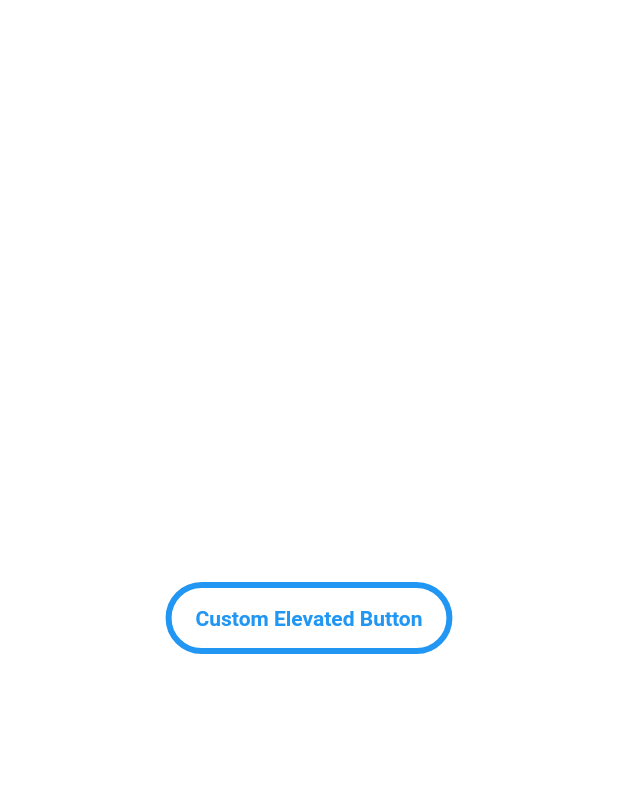
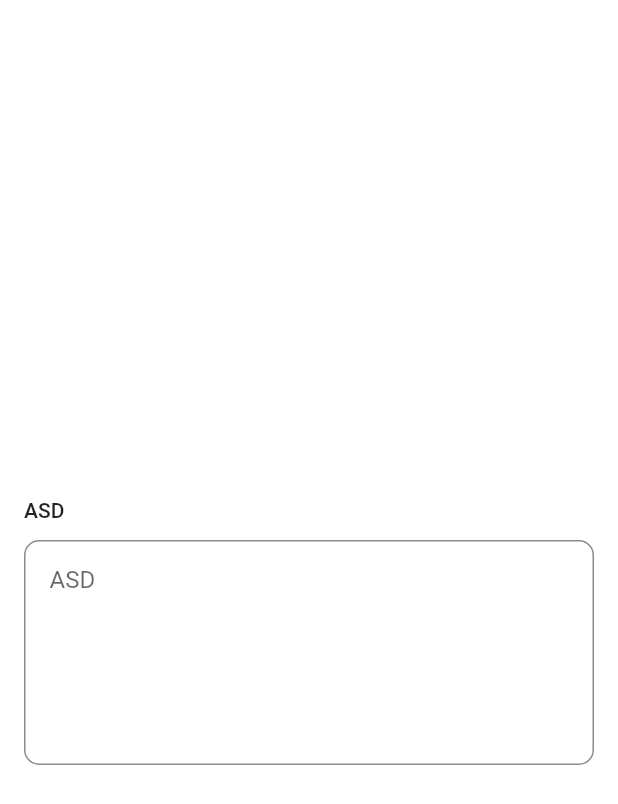
Before and after one commit to ccprogrammer/flutter-docs, a Flutter app: the screen it shows after launch, on a phone screen of 412 x 824 dp. Shown: the top 804 px of the screen. Run offline on Flutter 3.47's test engine with Material 2 defaults, Android fonts, the phone set to English and light mode, and no system bars; our stand-ins replace cached_network_image, carousel_slider, flutter_rating_bar, image_picker, loading_overlay, localstorage and 3 more.

Commit message:
no message

```diff
--- a/lib/docs/button/ButtonElevatedCommon.dart
+++ /dev/null
@@ -1,31 +0,0 @@
-import 'package:flutter/material.dart';
-
-Widget ButtonElevatedCommon({
-  String text = 'Custom Elevated Button',
-  required Function onPressed,
-}) {
-  return Container(
-    height: 48,
-    child: ElevatedButton(
-      onPressed: () {
-        onPressed();
-      },
-      style: ElevatedButton.styleFrom(
-          padding: EdgeInsets.symmetric(horizontal: 20),
-          side: BorderSide(
-            color: Colors.blue,
-            width: 4,
-          ),
-          primary: Colors.white,
-          shape: StadiumBorder(), // CircleBorder() is Circle
-          elevation: 0),
-      child: Text(
-        text,
-        style: TextStyle(
-          fontWeight: FontWeight.bold,
-          color: Colors.blue,
-        ),
-      ),
-    ),
-  );
-}
--- /dev/null
+++ b/lib/docs/text_field/TextFieldArea.dart
@@ -0,0 +1,58 @@
+import 'package:flutter/material.dart';
+
+class CustomTextArea extends StatefulWidget {
+  const CustomTextArea({
+    Key? key,
+    required this.label,
+    required this.hintText,
+    required this.controller,
+    required this.onChangeListener,
+  }) : super(key: key);
+  final String label;
+  final String hintText;
+  final TextEditingController controller;
+  final Function onChangeListener;
+
+  @override
+  State<CustomTextArea> createState() => _CustomTextAreaState();
+}
+
+class _CustomTextAreaState extends State<CustomTextArea> {
+  @override
+  Widget build(BuildContext context) {
+    return Container(
+      margin: const EdgeInsets.fromLTRB(16, 22, 16, 4),
+      child: Column(
+        crossAxisAlignment: CrossAxisAlignment.start,
+        children: [
+          Text(
+            widget.label,
+            style: TextStyle(fontWeight: FontWeight.w500),
+          ),
+          Container(
+            margin: const EdgeInsets.only(top: 12),
+            padding: const EdgeInsets.fromLTRB(16, 4, 16, 4),
+            height: 150.0,
+            decoration: BoxDecoration(
+                color: Colors.white,
+                borderRadius: BorderRadius.circular(10),
+                border: Border.all(color: Colors.black45)),
+            child: Focus(
+              onFocusChange: (focus) {},
+              child: TextFormField(
+                expands: true,
+                maxLines: null,
+                controller: widget.controller,
+                decoration: InputDecoration(
+                  hintText: widget.hintText,
+                  hintStyle: TextStyle(),
+                  border: InputBorder.none,
+                ),
+              ),
+            ),
+          ),
+        ],
+      ),
+    );
+  }
+}
--- a/lib/docs/text_field/TextFieldCommon2.dart
+++ b/lib/docs/text_field/TextFieldCommon2.dart
@@ -3,7 +3,7 @@ import 'package:flutter/material.dart';
 Widget TextFieldCommon2() {
   return Container(
     margin: const EdgeInsets.fromLTRB(16, 30, 16, 0),
-    child: const TextField(
+    child: TextFormField(
       decoration: InputDecoration(
         focusedBorder: OutlineInputBorder(
           borderSide: BorderSide(color: Colors.black, width: 1.0),
--- a/lib/docs/text_field/TextFieldNoBox.dart
+++ b/lib/docs/text_field/TextFieldNoBox.dart
@@ -9,13 +9,12 @@ Widget TextFieldNoBox() {
         color: Colors.white.withOpacity(0.87),
         fontSize: 22,
       ),
-      decoration: InputDecoration(
+      decoration: InputDecoration.collapsed(
         hintText: 'Type here',
         hintStyle: TextStyle(
           color: Colors.white.withOpacity(0.67),
           fontSize: 16,
         ),
-        border: InputBorder.none,
       ),
     ),
   );
--- a/lib/test_screen.dart
+++ b/lib/test_screen.dart
@@ -7,7 +7,7 @@ import 'package:my_documentation/docs/app_bar/AppBarListTile.dart';
 import 'package:my_documentation/docs/app_bar/AppBarNormal.dart';
 import 'package:my_documentation/docs/app_bar/AppBarSearch.dart';
 import 'package:my_documentation/docs/button/ButtonCircleIcon.dart';
-import 'package:my_documentation/docs/button/ButtonElevatedCommon.dart';
+import 'package:my_documentation/docs/button/CustomButton.dart';
 import 'package:my_documentation/docs/button/ButtonTextCommon.dart';
 import 'package:my_documentation/docs/card/CardCommon.dart';
 import 'package:my_documentation/docs/card/CardList.dart';
@@ -36,6 +36,7 @@ import 'package:my_documentation/docs/rating_review/ReviewCardCommon.dart';
 import 'package:my_documentation/docs/rating_review/ReviewRatingCard.dart';
 import 'package:my_documentation/docs/snackbar/SnackBarCommon.dart';
 import 'package:my_documentation/docs/text/ExpandableText.dart';
+import 'package:my_documentation/docs/text_field/TextFieldArea.dart';
 import 'package:my_documentation/docs/text_field/TextFieldCommon.dart';
 import 'package:my_documentation/docs/text_field/TextFieldCommon2.dart';
 import 'package:my_documentation/docs/text_field/TextFieldNoBox.dart';
@@ -58,8 +59,11 @@ class TestScreen extends StatelessWidget {
         mainAxisAlignment: MainAxisAlignment.center,
         children: [
           Center(
-            child: ButtonElevatedCommon(
-              onPressed: () {},
+            child: CustomTextArea(
+              label: 'ASD',
+              controller: TextEditingController(),
+              hintText: 'ASD',
+              onChangeListener: () {},
             ),
           )
         ],
```
Also changed, not shown: lib/docs/LOGIC/Debounce.dart (added, +10 -0 lines), lib/docs/button/CustomButton.dart (added, +72 -0 lines), lib/docs/checkbox/RememberMe.dart (added, +29 -0 lines), lib/docs/introduction_page/OnBoarding.dart (added, +152 -0 lines), lib/docs/text_field/TextFieldCommon.dart (+58 -15 lines), docs_image/ButtonElevatedCommon.png (deleted), docs_image/CustomButton.png (added), docs_image/CustomTextArea.png (added), docs_image/OnBoarding1.png (added), docs_image/OnBoarding2.png (added), docs_image/OnBoarding3.png (added), 1 other file.
